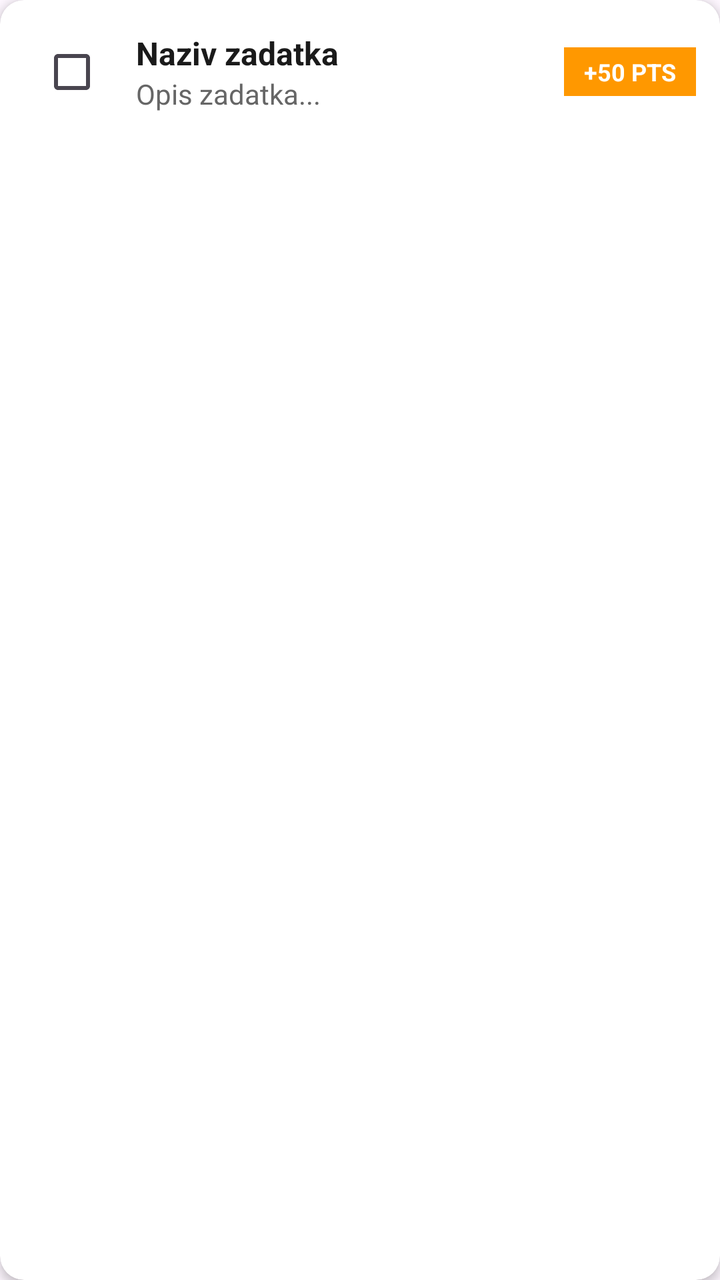
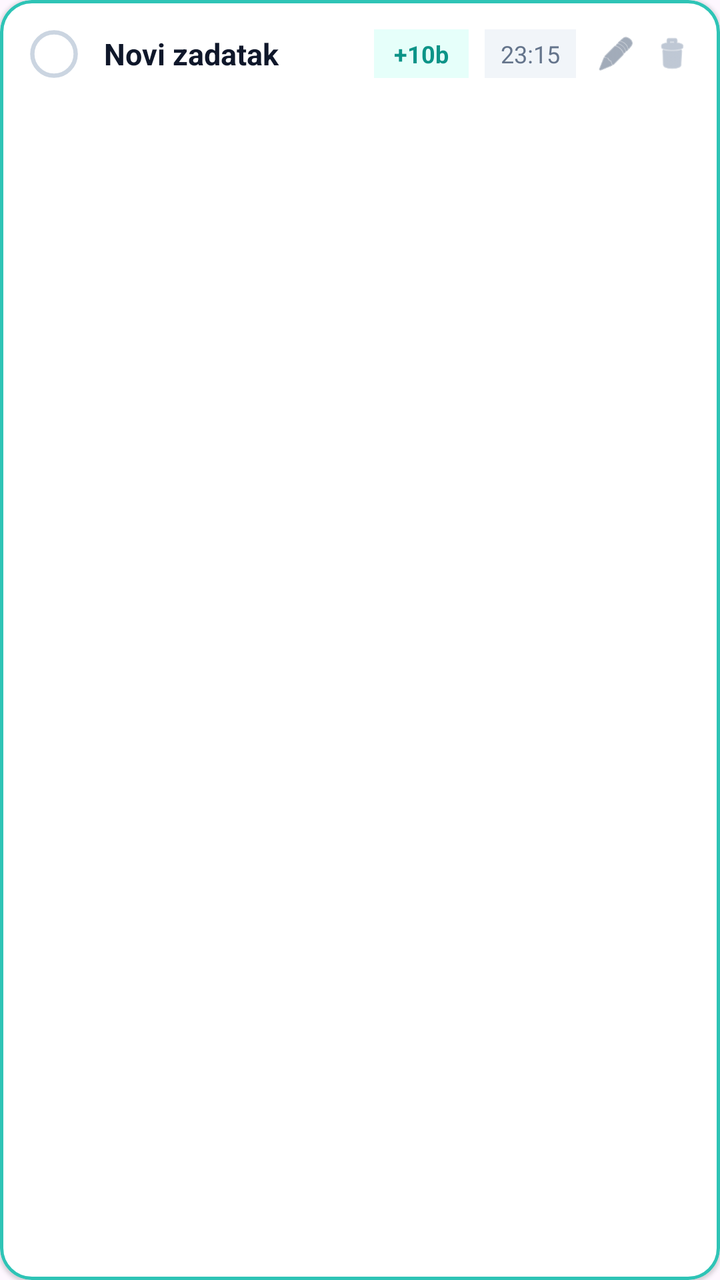

The first picture is an Android layout as it rendered before a commit; the second is the same layout after the commit. The layout source and the unified diff follow.
<!-- AndroidManifest.xml: application theme Theme.ChoreHero -->
<!-- res/layout/item_task.xml -->
<?xml version="1.0" encoding="utf-8"?>
<androidx.cardview.widget.CardView xmlns:android="http://schemas.android.com/apk/res/android"
    xmlns:app="http://schemas.android.com/apk/res-auto"
    android:layout_width="match_parent"
    android:layout_height="wrap_content"
    android:layout_marginHorizontal="8dp"
    android:layout_marginVertical="4dp"
    app:cardBackgroundColor="#FFFFFF"
    app:cardCornerRadius="12dp"
    app:cardElevation="3dp">

    <LinearLayout
        android:layout_width="match_parent"
        android:layout_height="wrap_content"
        android:gravity="center_vertical"
        android:orientation="horizontal"
        android:padding="12dp">

        <CheckBox
            android:id="@+id/cbTaskCompleted"
            android:layout_width="wrap_content"
            android:layout_height="wrap_content" />

        <LinearLayout
            android:layout_width="0dp"
            android:layout_height="wrap_content"
            android:layout_weight="1"
            android:orientation="vertical"
            android:paddingStart="8dp"
            android:paddingEnd="8dp">

            <TextView
                android:id="@+id/tvTaskTitle"
                android:layout_width="wrap_content"
                android:layout_height="wrap_content"
                android:text="Naziv zadatka"
                android:textColor="#1A1A1A"
                android:textSize="16sp"
                android:textStyle="bold" />

            <TextView
                android:id="@+id/tvTaskDescription"
                android:layout_width="wrap_content"
                android:layout_height="wrap_content"
                android:text="Opis zadatka..."
                android:textColor="#666666"
                android:textSize="14sp" />
        </LinearLayout>

        <TextView
            android:id="@+id/tvTaskPoints"
            android:layout_width="wrap_content"
            android:layout_height="wrap_content"
            android:background="#FF9800"
            android:paddingHorizontal="10dp"
            android:paddingVertical="4dp"
            android:text="+50 PTS"
            android:textColor="#FFFFFF"
            android:textSize="12sp"
            android:textStyle="bold" />

    </LinearLayout>
</androidx.cardview.widget.CardView>
<!-- resources referenced by this layout -->
<resources>
  <style name="Theme.ChoreHero" parent="Base.Theme.ChoreHero" />
  <style name="Base.Theme.ChoreHero" parent="Theme.Material3.DayNight.NoActionBar">
          
          
      </style>
</resources>

<!-- the commit's change to res/layout/item_task.xml (unified diff, before → after) -->
@@ -1,63 +1,92 @@
 <?xml version="1.0" encoding="utf-8"?>
-<androidx.cardview.widget.CardView xmlns:android="http://schemas.android.com/apk/res/android"
+<com.google.android.material.card.MaterialCardView xmlns:android="http://schemas.android.com/apk/res/android"
     xmlns:app="http://schemas.android.com/apk/res-auto"
+    android:id="@+id/cardTask"
     android:layout_width="match_parent"
     android:layout_height="wrap_content"
-    android:layout_marginHorizontal="8dp"
-    android:layout_marginVertical="4dp"
+    android:layout_marginStart="2dp"
+    android:layout_marginTop="5dp"
+    android:layout_marginEnd="2dp"
+    android:layout_marginBottom="7dp"
     app:cardBackgroundColor="#FFFFFF"
-    app:cardCornerRadius="12dp"
-    app:cardElevation="3dp">
+    app:cardCornerRadius="16dp"
+    app:cardElevation="1dp"
+    app:strokeColor="#2EC4B6"
+    app:strokeWidth="1.5dp">
 
     <LinearLayout
+        android:id="@+id/layoutTask"
         android:layout_width="match_parent"
         android:layout_height="wrap_content"
         android:gravity="center_vertical"
         android:orientation="horizontal"
-        android:padding="12dp">
+        android:padding="14dp">
 
-        <CheckBox
-            android:id="@+id/cbTaskCompleted"
-            android:layout_width="wrap_content"
-            android:layout_height="wrap_content" />
+        <ImageView
+            android:id="@+id/btnCheckTask"
+            android:layout_width="26dp"
+            android:layout_height="26dp"
+            android:layout_marginEnd="12dp"
+            android:contentDescription="Check"
+            android:src="@drawable/ic_checkbox_off" />
 
-        <LinearLayout
+        <TextView
+            android:id="@+id/tvTaskTitle"
             android:layout_width="0dp"
             android:layout_height="wrap_content"
             android:layout_weight="1"
-            android:orientation="vertical"
-            android:paddingStart="8dp"
-            android:paddingEnd="8dp">
-
-            <TextView
-                android:id="@+id/tvTaskTitle"
-                android:layout_width="wrap_content"
-                android:layout_height="wrap_content"
-                android:text="Naziv zadatka"
-                android:textColor="#1A1A1A"
-                android:textSize="16sp"
-                android:textStyle="bold" />
-
-            <TextView
-                android:id="@+id/tvTaskDescription"
-                android:layout_width="wrap_content"
-                android:layout_height="wrap_content"
-                android:text="Opis zadatka..."
-                android:textColor="#666666"
-                android:textSize="14sp" />
-        </LinearLayout>
+            android:text="Novi zadatak"
+            android:textColor="#0F172A"
+            android:textSize="15sp"
+            android:textStyle="bold" />
 
         <TextView
             android:id="@+id/tvTaskPoints"
             android:layout_width="wrap_content"
             android:layout_height="wrap_content"
-            android:background="#FF9800"
-            android:paddingHorizontal="10dp"
-            android:paddingVertical="4dp"
-            android:text="+50 PTS"
-            android:textColor="#FFFFFF"
+            android:layout_marginEnd="8dp"
+            android:background="#E6FFFA"
+            android:paddingStart="10dp"
+            android:paddingTop="4dp"
+            android:paddingEnd="10dp"
+            android:paddingBottom="4dp"
+            android:text="+10b"
+            android:textColor="#0D9488"
             android:textSize="12sp"
             android:textStyle="bold" />
 
+        <TextView
+            android:id="@+id/tvTaskTime"
+            android:layout_width="wrap_content"
+            android:layout_height="wrap_content"
+            android:layout_marginEnd="10dp"
+            android:background="#F1F5F9"
+            android:paddingStart="8dp"
+            android:paddingTop="4dp"
+            android:paddingEnd="8dp"
+            android:paddingBottom="4dp"
+            android:text="23:15"
+            android:textColor="#64748B"
+            android:textSize="12sp" />
+
+        
+        <ImageView
+            android:id="@+id/btnEditTask"
+            android:layout_width="20dp"
+            android:layout_height="20dp"
+            android:layout_marginEnd="8dp"
+            android:contentDescription="Uredi"
+            android:src="@android:drawable/ic_menu_edit"
+            app:tint="#64748B" />
+
+        
+        <ImageView
+            android:id="@+id/btnDeleteTask"
+            android:layout_width="20dp"
+            android:layout_height="20dp"
+            android:contentDescription="Obriši"
+            android:src="@android:drawable/ic_menu_delete"
+            app:tint="#94A3B8" />
+
     </LinearLayout>
-</androidx.cardview.widget.CardView>
+</com.google.android.material.card.MaterialCardView>
<!-- resource entries referenced after the edit -->
@@ -1,5 +1,17 @@
 <!-- resources referenced by this layout -->
 <resources>
+  <!-- drawable ic_checkbox_off (drawable) -->
+  <?xml version="1.0" encoding="utf-8"?>
+  <vector xmlns:android="http://schemas.android.com/apk/res/android"
+      android:width="24dp"
+      android:height="24dp"
+      android:viewportWidth="24"
+      android:viewportHeight="24">
+      <path
+          android:strokeColor="#CBD5E1"
+          android:strokeWidth="2"
+          android:pathData="M12,2A10,10 0,1 0,22,12 10,10 0,0 0,12,2Z" />
+  </vector>
   <style name="Theme.ChoreHero" parent="Base.Theme.ChoreHero" />
   <style name="Base.Theme.ChoreHero" parent="Theme.Material3.DayNight.NoActionBar">
           
